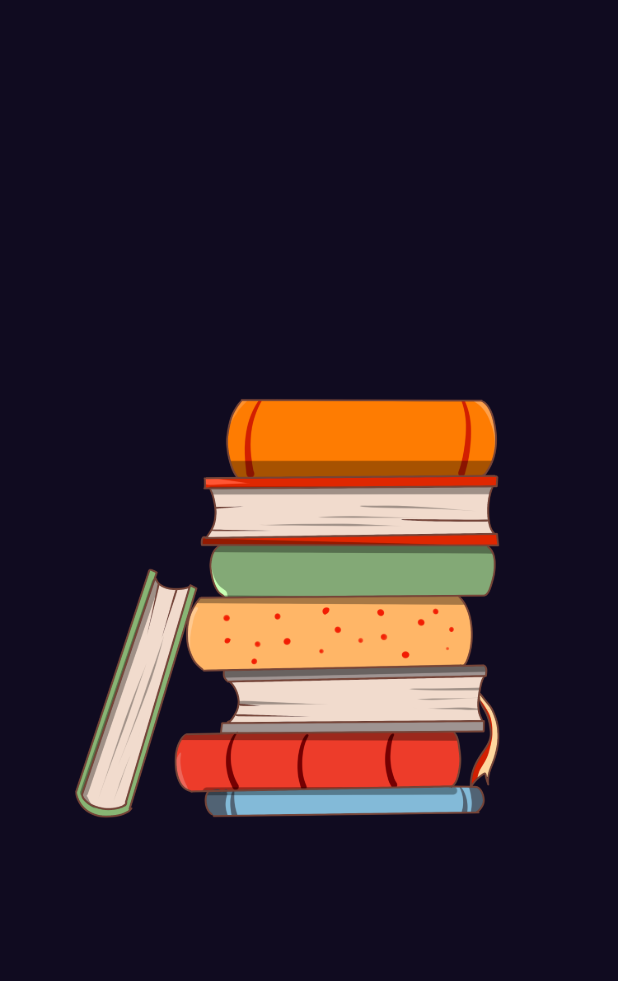
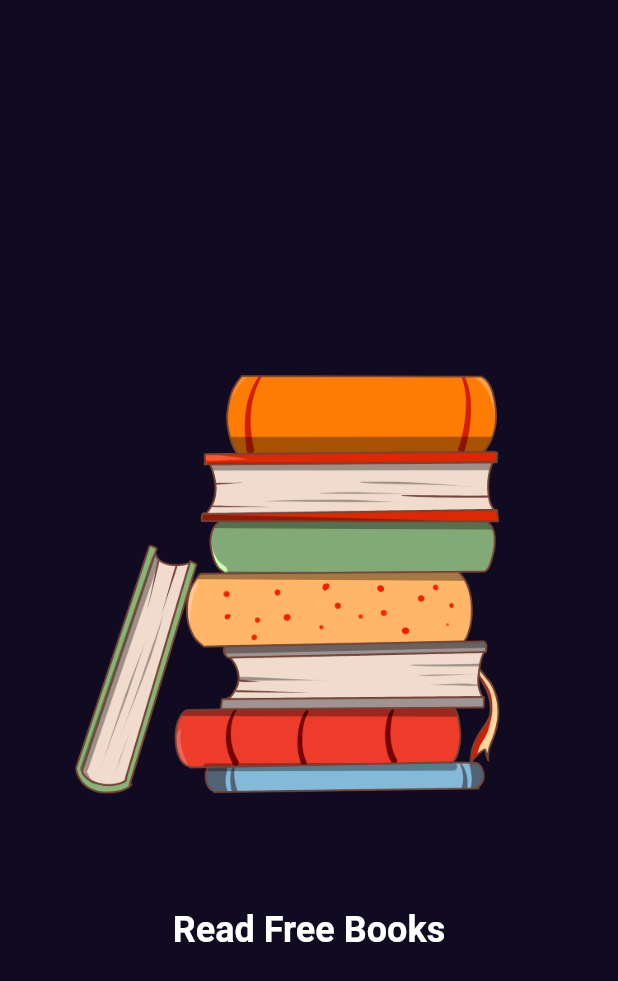
Before and after one commit to aboelnasrmo/bookly, a Flutter app: the screen it shows after launch, on a phone screen of 412 x 824 dp. Shown: the top 981 px of the screen. Run offline on Flutter 3.47's test engine with Material 2 defaults, Android fonts, the phone set to English and light mode, and no system bars; our stand-ins replace get.

Commit message:
change theme & text added to splash view

```diff
--- a/lib/Features/splash/presentation/views/widgets/splash_view_body.dart
+++ b/lib/Features/splash/presentation/views/widgets/splash_view_body.dart
@@ -11,6 +11,14 @@ class SplashViewBody extends StatelessWidget {
       crossAxisAlignment: CrossAxisAlignment.stretch,
       children: [
         Image.asset(MyAssets.logo),
+        const SizedBox(
+          height: 4,
+        ),
+        const Text(
+          'Read Free Books',
+          textAlign: TextAlign.center,
+          style: TextStyle(fontSize: 24, fontWeight: FontWeight.bold),
+        ),
       ],
     );
   }
--- a/lib/main.dart
+++ b/lib/main.dart
@@ -17,7 +17,7 @@ class MyApp extends StatelessWidget {
     return GetMaterialApp(
       debugShowCheckedModeBanner: false,
       title: 'Bookly App',
-      theme: ThemeData().copyWith(scaffoldBackgroundColor: kMyBackGround),
+      theme: ThemeData.dark().copyWith(scaffoldBackgroundColor: kMyBackGround),
       home: const SplashView(),
     );
   }
```
